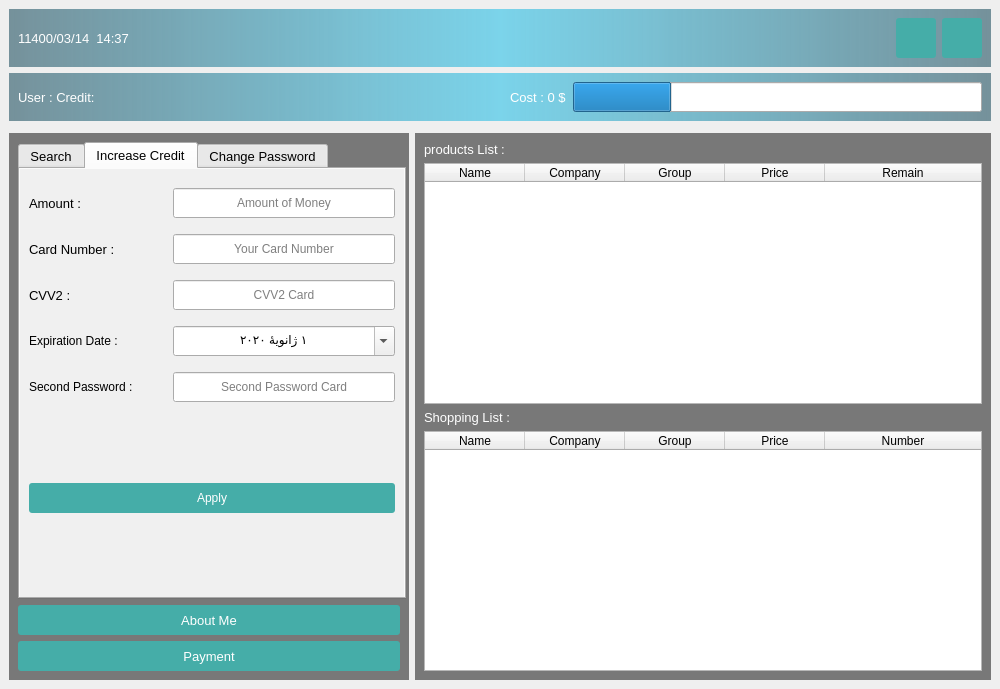
First picture: the form in AP_Project/user_page.ui, repository alirrah/AP_Project, before the edit.
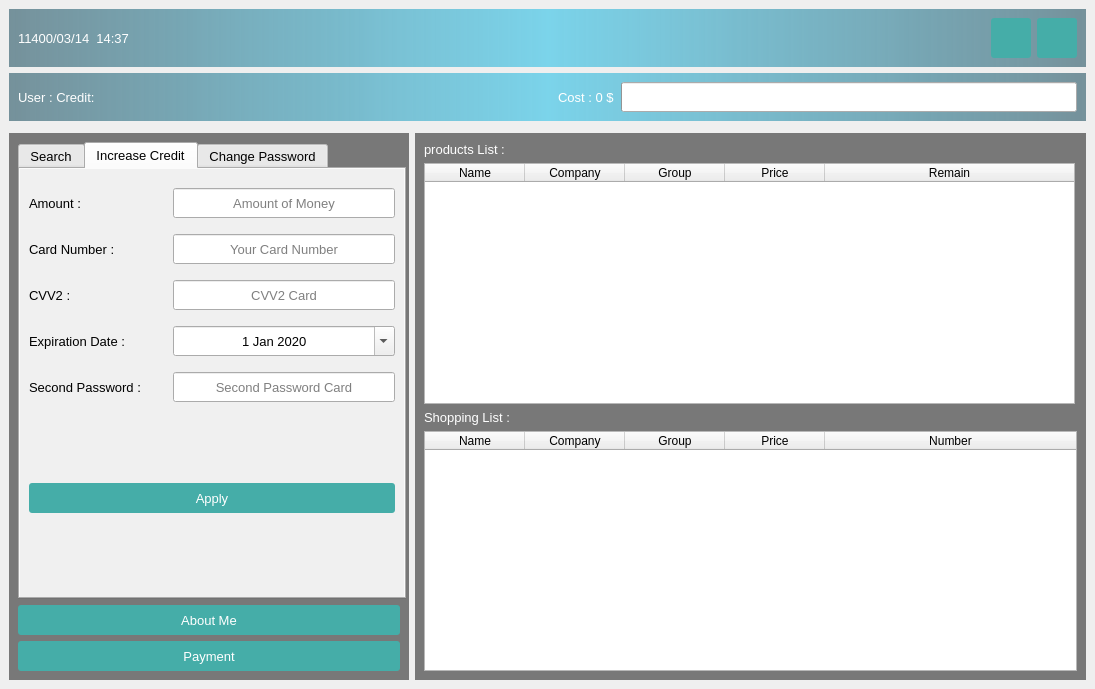
Second picture: the form after the edit. The open tabs and pages were chosen to show the change. Icons and pictures are not drawn.

The edit to the form file:
```diff
--- a/AP_Project/user_page.ui
+++ b/AP_Project/user_page.ui
@@ -6,7 +6,7 @@
    <rect>
     <x>0</x>
     <y>0</y>
-    <width>1000</width>
+    <width>1095</width>
     <height>689</height>
    </rect>
   </property>
@@ -258,7 +258,7 @@
             </size>
            </property>
            <property name="value">
-            <number>24</number>
+            <number>0</number>
            </property>
            <property name="textVisible">
             <bool>false</bool>
@@ -367,7 +367,7 @@
               <enum>QTabWidget::Rounded</enum>
              </property>
              <property name="currentIndex">
-              <number>1</number>
+              <number>0</number>
              </property>
              <property name="elideMode">
               <enum>Qt::ElideLeft</enum>
@@ -501,6 +501,9 @@
                     <property name="text">
                      <string>Name</string>
                     </property>
+                    <property name="checked">
+                     <bool>true</bool>
+                    </property>
                    </widget>
                   </item>
                   <item>
@@ -642,6 +645,11 @@
                      <height>16777215</height>
                     </size>
                    </property>
+                   <property name="font">
+                    <font>
+                     <pointsize>10</pointsize>
+                    </font>
+                   </property>
                    <property name="toolTip">
                     <string>Enter Amount of Money</string>
                    </property>
@@ -705,6 +713,11 @@
                      <height>16777215</height>
                     </size>
                    </property>
+                   <property name="font">
+                    <font>
+                     <pointsize>10</pointsize>
+                    </font>
+                   </property>
                    <property name="toolTip">
                     <string>Enter Your Card Number</string>
                    </property>
@@ -774,6 +787,11 @@
                      <height>16777215</height>
                     </size>
                    </property>
+                   <property name="font">
+                    <font>
+                     <pointsize>10</pointsize>
+                    </font>
+                   </property>
                    <property name="toolTip">
                     <string>Enter Your CVV2 of Your Card</string>
                    </property>
@@ -813,6 +831,11 @@
                      <height>30</height>
                     </size>
                    </property>
+                   <property name="font">
+                    <font>
+                     <pointsize>10</pointsize>
+                    </font>
+                   </property>
                    <property name="text">
                     <string>Expiration Date :</string>
                    </property>
@@ -832,9 +855,17 @@
                      <height>16777215</height>
                     </size>
                    </property>
+                   <property name="font">
+                    <font>
+                     <pointsize>10</pointsize>
+                    </font>
+                   </property>
                    <property name="toolTip">
                     <string>Enter Your Ex Date of Your Card</string>
                    </property>
+                   <property name="locale">
+                    <locale language="English" country="UnitedStates"/>
+                   </property>
                    <property name="wrapping">
                     <bool>false</bool>
                    </property>
@@ -909,6 +940,11 @@
                      <height>30</height>
                     </size>
                    </property>
+                   <property name="font">
+                    <font>
+                     <pointsize>10</pointsize>
+                    </font>
+                   </property>
                    <property name="text">
                     <string>Second Password :</string>
                    </property>
@@ -928,6 +964,11 @@
                      <height>16777215</height>
                     </size>
                    </property>
+                   <property name="font">
+                    <font>
+                     <pointsize>10</pointsize>
+                    </font>
+                   </property>
                    <property name="toolTip">
                     <string>Enter Your Second Password</string>
                    </property>
@@ -965,6 +1006,11 @@
                    <height>30</height>
                   </size>
                  </property>
+                 <property name="font">
+                  <font>
+                   <pointsize>10</pointsize>
+                  </font>
+                 </property>
                  <property name="toolTip">
                   <string>Click to Compelete the Payment Operation</string>
                  </property>
@@ -1274,6 +1320,11 @@
                      <height>16777215</height>
                     </size>
                    </property>
+                   <property name="font">
+                    <font>
+                     <pointsize>10</pointsize>
+                    </font>
+                   </property>
                    <property name="toolTip">
                     <string>Enter a New password</string>
                    </property>
@@ -1415,6 +1466,15 @@
            </item>
            <item>
             <widget class="QTableWidget" name="product_table">
+             <property name="enabled">
+              <bool>true</bool>
+             </property>
+             <property name="maximumSize">
+              <size>
+               <width>651</width>
+               <height>16777215</height>
+              </size>
+             </property>
              <property name="font">
               <font>
                <pointsize>10</pointsize>
@@ -1423,6 +1483,9 @@
              <property name="toolTip">
               <string>Double-Click to Selet a Product</string>
              </property>
+             <property name="editTriggers">
+              <set>QAbstractItemView::NoEditTriggers</set>
+             </property>
              <attribute name="horizontalHeaderCascadingSectionResizes">
               <bool>false</bool>
              </attribute>
@@ -1502,6 +1565,9 @@
              <property name="toolTip">
               <string>Double-Click to Remove Product</string>
              </property>
+             <property name="editTriggers">
+              <set>QAbstractItemView::NoEditTriggers</set>
+             </property>
              <attribute name="horizontalHeaderStretchLastSection">
               <bool>true</bool>
              </attribute>
```
